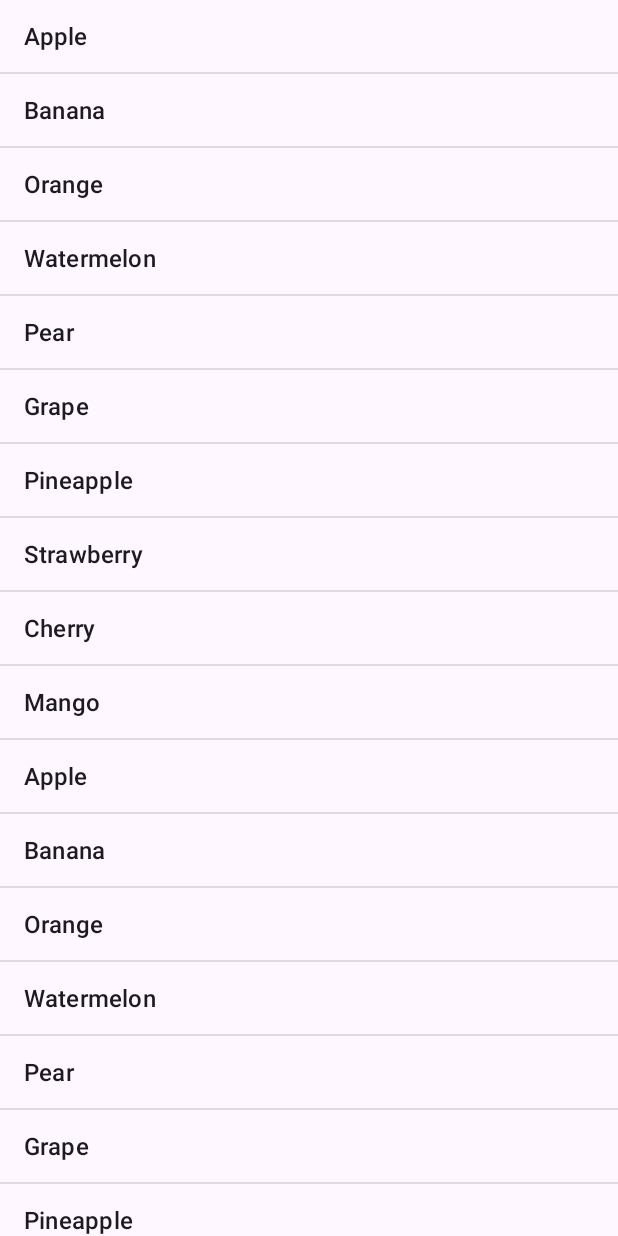
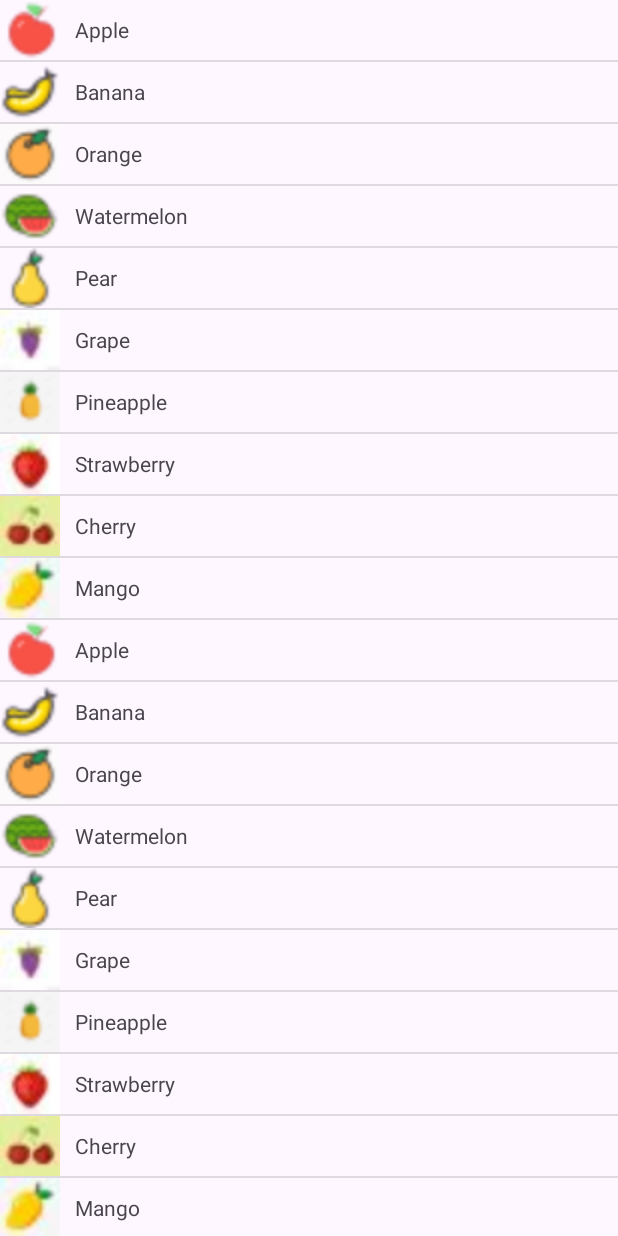
Before and after one commit to 4733-zh/Demo5, an Android app: the screen it shows after launch (MainActivity), on a phone screen of 412 x 824 dp. Run offline under Robolectric (Android 15) with nearby library versions, the phone set to English and light mode, and no system bars.

Commit message:
定制ListView界面

```diff
--- /dev/null
+++ b/app/src/main/java/com/example/demo5/Fruit.java
@@ -0,0 +1,18 @@
+package com.example.demo5;
+
+public class Fruit {
+    private String name;
+    private int imageId;
+    public Fruit(String name,int imageId){
+        this.name=name;
+        this.imageId=imageId;
+    }
+
+    public String getName() {
+        return name;
+    }
+
+    public int getImageId() {
+        return imageId;
+    }
+}
--- /dev/null
+++ b/app/src/main/java/com/example/demo5/FruitAdapter.java
@@ -0,0 +1,36 @@
+package com.example.demo5;
+
+import android.content.Context;
+import android.view.LayoutInflater;
+import android.view.View;
+import android.view.ViewGroup;
+import android.widget.ArrayAdapter;
+import android.widget.ImageView;
+import android.widget.TextView;
+
+import androidx.annotation.NonNull;
+import androidx.annotation.Nullable;
+
+import java.util.List;
+
+public class FruitAdapter extends ArrayAdapter<Fruit> {
+
+    private int resourceId;
+
+    public FruitAdapter(@NonNull Context context, int textViewResourceId, @NonNull List<Fruit> objects) {
+        super(context,textViewResourceId, objects);
+        resourceId = textViewResourceId;
+    }
+
+    @NonNull
+    @Override
+    public View getView(int position, @Nullable View convertView, @NonNull ViewGroup parent) {
+        Fruit fruit = getItem(position);
+        View view = LayoutInflater.from(getContext()).inflate(resourceId,parent,false);
+        ImageView fruitImage = (ImageView) view.findViewById(R.id.fruit_image);
+        TextView fruitName = (TextView) view.findViewById(R.id.fruit_name);
+        fruitImage.setImageResource(fruit.getImageId());
+        fruitName.setText(fruit.getName());
+        return view;
+    }
+}
--- a/app/src/main/java/com/example/demo5/MainActivity.java
+++ b/app/src/main/java/com/example/demo5/MainActivity.java
@@ -1,25 +1,21 @@
 package com.example.demo5;
 
 import android.os.Bundle;
-import android.widget.ArrayAdapter;
 import android.widget.ListView;
 
-import androidx.activity.EdgeToEdge;
 import androidx.appcompat.app.AppCompatActivity;
-import androidx.core.graphics.Insets;
-import androidx.core.view.ViewCompat;
-import androidx.core.view.WindowInsetsCompat;
 
 import java.util.ArrayList;
+import java.util.List;
 
 public class MainActivity extends AppCompatActivity {
 
-    private String[] data = {
-            "Apple","Banana","Orange","Watermelon","Pear","Grape","Pineapple","Strawberry","Cherry","Mango",
-            "Apple","Banana","Orange","Watermelon","Pear","Grape","Pineapple","Strawberry","Cherry","Mango"
-
-    };
-
+//    private String[] data = {
+//            "Apple","Banana","Orange","Watermelon","Pear","Grape","Pineapple","Strawberry","Cherry","Mango",
+//            "Apple","Banana","Orange","Watermelon","Pear","Grape","Pineapple","Strawberry","Cherry","Mango"
+//
+//    };
+        private List<Fruit> fruitList = new ArrayList<>();
 
 
 
@@ -27,8 +23,35 @@ public class MainActivity extends AppCompatActivity {
     protected void onCreate(Bundle savedInstanceState) {
         super.onCreate(savedInstanceState);
         setContentView(R.layout.activity_main);
-        ArrayAdapter<String> adapter = new ArrayAdapter<String>(MainActivity.this, android.R.layout.simple_list_item_1, data);
+        iniFruits();
+        FruitAdapter adapter = new FruitAdapter(MainActivity.this, R.layout.fruit_item, fruitList);
+//        ArrayAdapter<String> adapter = new ArrayAdapter<String>(MainActivity.this, android.R.layout.simple_list_item_1, data);
         ListView listView = (ListView) findViewById(R.id.list_view);
         listView.setAdapter(adapter);
     }
+
+    private void iniFruits() {
+        for (int i = 0; i < 2; i++) {
+            Fruit apple = new Fruit("Apple", R.drawable.apple);
+            fruitList.add(apple);
+            Fruit banana = new Fruit("Banana", R.drawable.banana);
+            fruitList.add(banana);
+            Fruit orange = new Fruit("Orange", R.drawable.orange);
+            fruitList.add(orange);
+            Fruit watermelon = new Fruit("Watermelon", R.drawable.watermelon);
+            fruitList.add(watermelon);
+            Fruit pear = new Fruit("Pear", R.drawable.pear);
+            fruitList.add(pear);
+            Fruit grape = new Fruit("Grape", R.drawable.grape);
+            fruitList.add(grape);
+            Fruit pineapple = new Fruit("Pineapple", R.drawable.pineapple);
+            fruitList.add(pineapple);
+            Fruit strawberry = new Fruit("Strawberry", R.drawable.strawberry);
+            fruitList.add(strawberry);
+            Fruit cherry = new Fruit("Cherry", R.drawable.cherry);
+            fruitList.add(cherry);
+            Fruit mango = new Fruit("Mango", R.drawable.mango);
+            fruitList.add(mango);
+        }
+    }
 }
--- a/app/src/main/res/layout/activity_main.xml
+++ b/app/src/main/res/layout/activity_main.xml
@@ -2,10 +2,8 @@
 <LinearLayout xmlns:android="http://schemas.android.com/apk/res/android"
     xmlns:app="http://schemas.android.com/apk/res-auto"
     xmlns:tools="http://schemas.android.com/tools"
-    android:id="@+id/main"
     android:layout_width="match_parent"
-    android:layout_height="match_parent"
-    tools:context=".MainActivity">
+    android:layout_height="match_parent">
 
     <ListView
         android:id="@+id/list_view"
--- /dev/null
+++ b/app/src/main/res/layout/fruit_item.xml
@@ -0,0 +1,18 @@
+<?xml version="1.0" encoding="utf-8"?>
+<LinearLayout xmlns:android="http://schemas.android.com/apk/res/android"
+    android:layout_width="match_parent"
+    android:layout_height="wrap_content">
+
+    <ImageView
+        android:id="@+id/fruit_image"
+        android:layout_width="40sp"
+        android:layout_height="40sp"/>
+
+    <TextView
+        android:id="@+id/fruit_name"
+        android:layout_width="wrap_content"
+        android:layout_height="wrap_content"
+        android:layout_gravity="center_vertical"
+        android:layout_marginLeft="10dp"/>
+
+</LinearLayout>
```
Also changed, not shown: app/src/main/res/drawable/apple.png (added), app/src/main/res/drawable/banana.png (added), app/src/main/res/drawable/cherry.jpg (added), app/src/main/res/drawable/grape.jpg (added), app/src/main/res/drawable/mango.jpg (added), app/src/main/res/drawable/orange.png (added), app/src/main/res/drawable/pear.png (added), app/src/main/res/drawable/pineapple.png (added), app/src/main/res/drawable/strawberry.jpg (added), app/src/main/res/drawable/watermelon.png (added).
